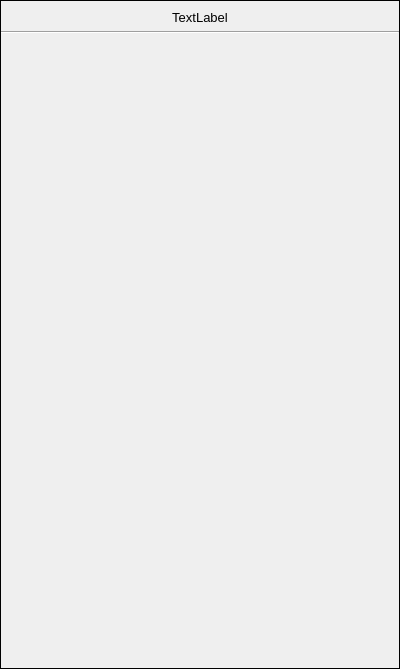
First picture: the form in src/widgets/WeekView/weekday.ui, repository gregk27/TasQ-Application, before the edit.
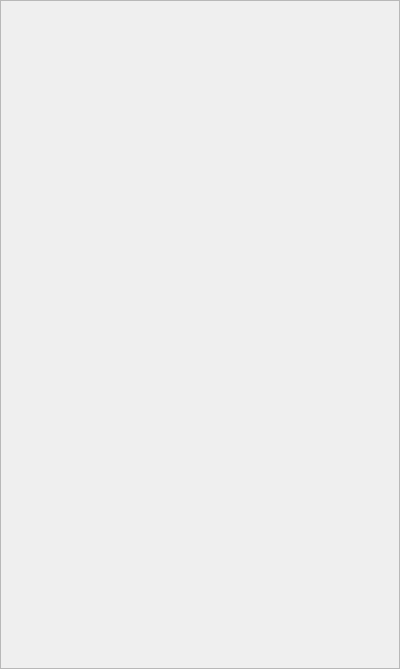
Second picture: the form after the edit.

The edit to the form file:
```diff
--- a/src/widgets/WeekView/weekday.ui
+++ b/src/widgets/WeekView/weekday.ui
@@ -14,14 +14,17 @@
    <string>WeekDay</string>
   </property>
   <property name="frameShape">
-   <enum>QFrame::Box</enum>
+   <enum>QFrame::StyledPanel</enum>
+  </property>
+  <property name="frameShadow">
+   <enum>QFrame::Raised</enum>
   </property>
   <layout class="QVBoxLayout" name="verticalLayout">
    <property name="leftMargin">
     <number>0</number>
    </property>
    <property name="topMargin">
-    <number>9</number>
+    <number>0</number>
    </property>
    <property name="rightMargin">
     <number>0</number>
@@ -29,34 +32,6 @@
    <property name="bottomMargin">
     <number>0</number>
    </property>
-   <item>
-    <widget class="QLabel" name="label">
-     <property name="sizePolicy">
-      <sizepolicy hsizetype="Preferred" vsizetype="Fixed">
-       <horstretch>0</horstretch>
-       <verstretch>0</verstretch>
-      </sizepolicy>
-     </property>
-     <property name="font">
-      <font>
-       <pointsize>10</pointsize>
-      </font>
-     </property>
-     <property name="text">
-      <string>TextLabel</string>
-     </property>
-     <property name="alignment">
-      <set>Qt::AlignCenter</set>
-     </property>
-    </widget>
-   </item>
-   <item>
-    <widget class="Line" name="line">
-     <property name="orientation">
-      <enum>Qt::Horizontal</enum>
-     </property>
-    </widget>
-   </item>
    <item>
     <widget class="QWidget" name="events" native="true">
      <layout class="QGridLayout" name="eventLayout">
@@ -85,6 +60,19 @@
      </property>
     </spacer>
    </item>
+   <item>
+    <spacer name="horizontalSpacer">
+     <property name="orientation">
+      <enum>Qt::Horizontal</enum>
+     </property>
+     <property name="sizeHint" stdset="0">
+      <size>
+       <width>40</width>
+       <height>20</height>
+      </size>
+     </property>
+    </spacer>
+   </item>
   </layout>
  </widget>
  <resources/>
```
Left out of the diff: 6 changed lines with no effect on the pictures.
